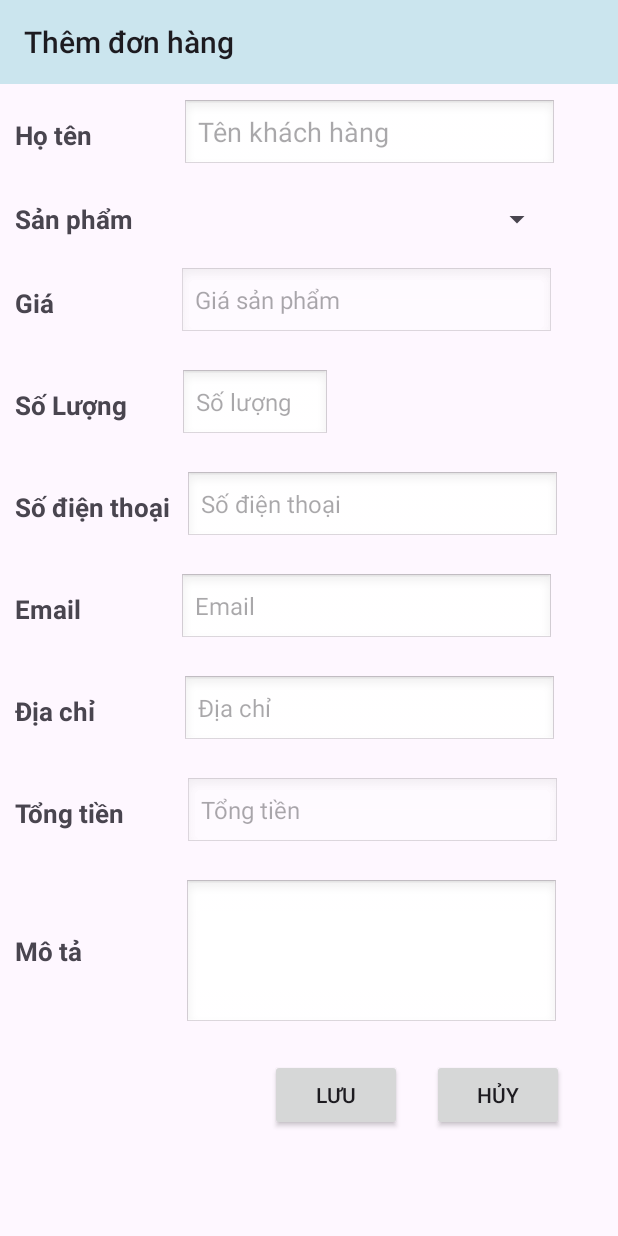
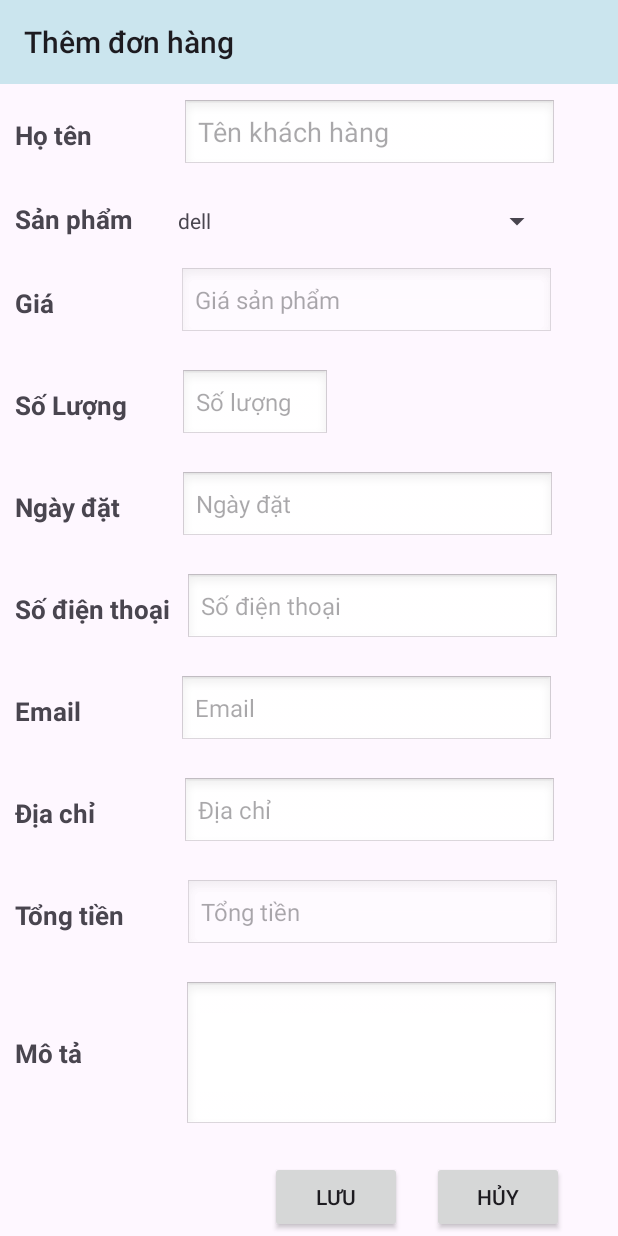
Before and after one commit to dtd14/Project_Android, an Android app: the screen it shows after launch (ThemDonHang), after a tap on an icon or button, on a phone screen of 412 x 824 dp. Run offline under Robolectric (Android 15) with nearby library versions, the phone set to English and light mode, and no system bars.

Commit message:
add class  Tao va lay SQL

```diff
--- a/app/src/main/java/com/example/project_android_ck/ChiTietDonHang.java
+++ b/app/src/main/java/com/example/project_android_ck/ChiTietDonHang.java
@@ -1,4 +1,37 @@
 package com.example.project_android_ck;
 
-public class ChiTietDonHang {
+import android.os.Bundle;
+import android.widget.Button;
+import android.widget.TextView;
+import android.widget.Toolbar;
+
+import androidx.annotation.Nullable;
+import androidx.appcompat.app.AppCompatActivity;
+import androidx.recyclerview.widget.RecyclerView;
+
+public class ChiTietDonHang extends AppCompatActivity {
+    private TextView tv_MaDon,tv_KhachHang,tv_TongTien,tv_NgayDat,tv_DiaChi,tv_MoTa;
+    private RecyclerView rc_ChiTietDonHang;
+    private Button bt_Sua,bt_Xoa;
+    private Toolbar tb_ChiTietDonHang;
+    @Override
+    protected void onCreate(@Nullable Bundle savedInstanceState) {
+        super.onCreate(savedInstanceState);
+        setContentView(R.layout.chitietdonhang_activity);
+        init();
+    }
+
+    private void init(){
+        tv_MaDon = findViewById(R.id.tv_madon);
+        tv_KhachHang = findViewById(R.id.tv_khachhang);
+        tv_TongTien = findViewById(R.id.tv_tongtien);
+        tv_NgayDat = findViewById(R.id.tv_ngaydat);
+        tv_DiaChi = findViewById(R.id.tv_diachi);
+        tv_MoTa = findViewById(R.id.tv_mota);
+        rc_ChiTietDonHang = findViewById(R.id.rc_donhang_chitiet);
+        bt_Sua = findViewById(R.id.bt_update);
+        bt_Xoa = findViewById(R.id.bt_xoa);
+        tb_ChiTietDonHang = findViewById(R.id.tb_chitietdonhang);
+    }
+
 }
--- /dev/null
+++ b/app/src/main/java/com/example/project_android_ck/Data/DAO.java
@@ -0,0 +1,14 @@
+package com.example.project_android_ck.Data;
+
+import android.content.Context;
+import android.database.sqlite.SQLiteDatabase;
+
+public class DAO {
+    private SQLiteDatabase db;
+    private DataBaseHelper data;
+
+    public DAO(Context context) {
+        data = new DataBaseHelper(context);
+        db = data.getWritableDatabase(); // mở database thật
+    }
+}
--- /dev/null
+++ b/app/src/main/java/com/example/project_android_ck/Data/DataBaseHelper.java
@@ -0,0 +1,26 @@
+package com.example.project_android_ck.Data;
+
+import android.content.Context;
+import android.database.sqlite.SQLiteDatabase;
+import android.database.sqlite.SQLiteOpenHelper;
+
+import androidx.annotation.Nullable;
+
+public class DataBaseHelper extends SQLiteOpenHelper {
+    public static final String DB_NAME = "QLBanLapTop.db";
+    public static final int DB_VERSION = 1;
+
+    public DataBaseHelper(@Nullable Context context) {
+        super(context,DB_NAME, null, DB_VERSION);
+    }
+
+    @Override
+    public void onCreate(SQLiteDatabase db) {
+
+    }
+
+    @Override
+    public void onUpgrade(SQLiteDatabase db, int oldVersion, int newVersion) {
+
+    }
+}
--- a/app/src/main/java/com/example/project_android_ck/QuanLyDonHang.java
+++ b/app/src/main/java/com/example/project_android_ck/QuanLyDonHang.java
@@ -5,6 +5,7 @@ import android.content.Intent;
 import android.os.Bundle;
 import android.view.View;
 import android.widget.Button;
+import android.widget.ListView;
 import android.widget.SearchView;
 
 import androidx.appcompat.app.AppCompatActivity;
@@ -22,7 +23,7 @@ import java.util.ArrayList;
 public class QuanLyDonHang extends AppCompatActivity {
     private SearchView searchView;
     private Toolbar toolbar;
-    private RecyclerView recyclerView;
+    private ListView lvQuanLy;
     private Button btadd;
     private ArrayList<DonHang> listDonHang;
     private CustomAdapterQuanLyDonHang adapter;
@@ -30,10 +31,7 @@ public class QuanLyDonHang extends AppCompatActivity {
     protected void onCreate(@Nullable Bundle savedInstanceState) {
         super.onCreate(savedInstanceState);
         setContentView(R.layout.quanlydonhang_activity);
-        //ánh xạ
-        recyclerView = findViewById(R.id.rc_view_qldh);
-        btadd= findViewById(R.id.bt_add);
-        searchView = findViewById(R.id.srv_timkiemdonhang);
+        init();
 
 
 
@@ -44,21 +42,10 @@ public class QuanLyDonHang extends AppCompatActivity {
         listDonHang.add(new DonHang("DH003", "Lê Văn C", "Laptop HP", 18000000, 1, "0912345678", "levanc@example.com", "Đà Nẵng", 18000000, "Giao hàng tiết kiệm", "03/10/2025"));
         listDonHang.add(new DonHang("DH004", "Phạm Thị D", "Laptop Lenovo", 22000000, 2, "0933456789", "phamthid@example.com", "Hải Phòng", 44000000, "Thanh toán khi nhận hàng", "04/10/2025"));
         listDonHang.add(new DonHang("DH005", "Ngô Văn E", "MacBook Pro", 35000000, 1, "0908765432", "ngovane@example.com", "Cần Thơ", 35000000, "Giao hàng nhanh", "05/10/2025"));
-        listDonHang.add(new DonHang("DH006", "Hoàng Thị F", "Laptop Acer", 15000000, 3, "0922334455", "hoangthif@example.com", "Nha Trang", 45000000, "Thanh toán online", "06/10/2025"));
-        listDonHang.add(new DonHang("DH007", "Đỗ Văn G", "Laptop MSI", 25000000, 1, "0944556677", "dovang@example.com", "Bình Dương", 25000000, "Giao hàng tiết kiệm", "07/10/2025"));
-        listDonHang.add(new DonHang("DH008", "Vũ Thị H", "Laptop Dell XPS", 30000000, 2, "0966778899", "vuthih@example.com", "Vũng Tàu", 60000000, "Thanh toán khi nhận hàng", "08/10/2025"));
-        listDonHang.add(new DonHang("DH009", "Bùi Văn I", "Laptop Asus ROG", 28000000, 1, "0977889900", "buivani@example.com", "Quảng Ninh", 28000000, "Giao hàng nhanh", "09/10/2025"));
-        listDonHang.add(new DonHang("DH010", "Trương Thị K", "MacBook Air", 27000000, 1, "0988990011", "truongthik@example.com", "Hà Nội", 27000000, "Thanh toán online", "10/10/2025"));
-        listDonHang.add(new DonHang("DH011", "Lý Văn L", "Laptop Lenovo ThinkPad", 23000000, 2, "0999001122", "lyvanl@example.com", "TP.HCM", 46000000, "Giao hàng tiết kiệm", "11/10/2025"));
-        listDonHang.add(new DonHang("DH012", "Nguyễn Thị M", "Laptop HP Spectre", 32000000, 1, "0901122334", "nguyenthim@example.com", "Đà Lạt", 32000000, "Thanh toán online", "12/10/2025"));
+
         // 2. Khởi tạo adapter
-        adapter = new CustomAdapterQuanLyDonHang(this,listDonHang);
-
-        // 3. Gắn layout manager + adapter vào RecyclerView
-        recyclerView.setLayoutManager(new LinearLayoutManager(this));
-        recyclerView.setAdapter(adapter);
-
-
+        adapter = new CustomAdapterQuanLyDonHang(this,R.layout.item_quanlydonhang,listDonHang);
+        lvQuanLy.setAdapter(adapter);
         //btadd -> layout Thêm đơn hàng
         btadd.setOnClickListener(new View.OnClickListener() {
             @Override
@@ -68,5 +55,30 @@ public class QuanLyDonHang extends AppCompatActivity {
                 startActivity(i);
             }
         });
+        searchView.setOnQueryTextListener(new SearchView.OnQueryTextListener() {
+            @Override
+            public boolean onQueryTextChange(String newText) {
+                return false;
+            }
+
+            @Override
+            public boolean onQueryTextSubmit(String query) {
+                return false;
+            }
+        });
+    }
+    //ánh xạ
+    private void init(){
+        lvQuanLy = findViewById(R.id.lv_view_qldh);
+        btadd= findViewById(R.id.bt_add);
+        searchView = findViewById(R.id.srv_timkiemdonhang);
+    }
+    private long themDonHang(){
+        return 0;
+    }
+
+    //lấy thông tin từ listview
+    private void getListView(){
+
     }
 }
--- a/app/src/main/java/com/example/project_android_ck/ThemDonHang.java
+++ b/app/src/main/java/com/example/project_android_ck/ThemDonHang.java
@@ -2,14 +2,82 @@ package com.example.project_android_ck;
 
 import android.app.Activity;
 import android.os.Bundle;
+import android.view.View;
+import android.widget.AutoCompleteTextView;
+import android.widget.Button;
+import android.widget.EditText;
+import android.widget.Spinner;
 
 import androidx.annotation.Nullable;
 
+import com.example.project_android_ck.themdonhang.SpinnerAdapThemDH;
+
+import java.util.ArrayList;
+
 public class ThemDonHang extends Activity {
+    private AutoCompleteTextView auto_Ten;
+    private Spinner Spin_SP;
+    private EditText edt_Gia,edt_SoLuong,edt_SoDienThoai,edt_Email,edt_DiaChi,edt_TongTien,edt_MoTa,edt_NgayDat;
+    private Button bt_Luu,bt_Huy;
+    private ArrayList<String> danhsachlaptop = new ArrayList<>();
     @Override
     protected void onCreate(@Nullable Bundle savedInstanceState) {
         super.onCreate(savedInstanceState);
         setContentView(R.layout.themdonhang_activity);
+        init();
+        SpinnerAdapThemDH adapThemDH = new SpinnerAdapThemDH(this);
+        Spin_SP.setAdapter(adapThemDH);
+        // Thêm khách hàng
+        //Hủy không thêm thông tin nữa
+        bt_Huy.setOnClickListener(new View.OnClickListener() {
+            @Override
+            public void onClick(View v) {
+
+            }
+        });
+        bt_Luu.setOnClickListener(new View.OnClickListener() {
+            @Override
+            public void onClick(View v) {
+
+            }
+        });
+    }
+
+    private void setThongTin(){
+        String hoten;
+        String sanpham;
+        String gia;
+        int soluong;
+        String ngaydat;
+        String sodienthoai;
+        String email;
+        String diachi;
+        Double tongtien;
+        String mota;
+        hoten = auto_Ten.getText().toString();
+        gia = edt_Gia.getText().toString();
+        soluong = Integer.parseInt(edt_SoLuong.getText().toString());
+        ngaydat = edt_NgayDat.getText().toString();
+        sodienthoai = edt_SoDienThoai.getText().toString();
+        email = edt_Email.getText().toString();
+        diachi = edt_DiaChi.getText().toString();
+        tongtien = Double.parseDouble(edt_TongTien.getText().toString());
+        mota = edt_MoTa.getText().toString();
 
     }
+    private void init(){
+        auto_Ten= findViewById(R.id.auto_ten);
+        Spin_SP = findViewById(R.id.sp_SanPham);
+        edt_DiaChi = findViewById(R.id.edt_diachi);
+        edt_Gia = findViewById(R.id.edt_gia);
+        edt_SoLuong = findViewById(R.id.edt_soluong);
+        edt_SoDienThoai = findViewById(R.id.edt_sodienthoai);
+        edt_Email = findViewById(R.id.edt_email);
+        edt_TongTien = findViewById(R.id.edt_tongtien);
+        edt_MoTa = findViewById(R.id.edt_mota);
+        edt_NgayDat=findViewById(R.id.edt_ngaydat);
+        bt_Luu = findViewById(R.id.bt_luu);
+        bt_Huy = findViewById(R.id.bt_huy);
+        Spin_SP = findViewById(R.id.sp_SanPham);
+    }
 }
--- a/app/src/main/java/com/example/project_android_ck/quanlydonhang/CustomAdapterQuanLyDonHang.java
+++ b/app/src/main/java/com/example/project_android_ck/quanlydonhang/CustomAdapterQuanLyDonHang.java
@@ -4,76 +4,41 @@ import android.content.Context;
 import android.view.LayoutInflater;
 import android.view.View;
 import android.view.ViewGroup;
+import android.widget.ArrayAdapter;
 import android.widget.TextView;
 import android.util.Log;
 import androidx.annotation.NonNull;
+import androidx.annotation.Nullable;
 import androidx.recyclerview.widget.RecyclerView;
 
 import com.example.project_android_ck.R;
 
 import java.util.ArrayList;
 
-public class CustomAdapterQuanLyDonHang extends RecyclerView.Adapter<CustomAdapterQuanLyDonHang.DonHangViewHolder> {
+//Mục đích của lớp CustomAdapterQuanLyDonHang
+//
+//Đây là adapter tùy chỉnh (Custom Adapter) dùng để:
+//
+//Nối danh sách dữ liệu (ArrayList<DonHang>) với giao diện RecyclerView.
+//
+//Mỗi item trong danh sách sẽ hiển thị thông tin một đơn hàng: mã, tên khách hàng, laptop, số lượng, giá, ngày lập, v.v.
+public class CustomAdapterQuanLyDonHang extends ArrayAdapter<DonHang> {
     private Context context;
     private ArrayList<DonHang> arrQuanLyDonHang;
 
     //tạo phương thức khởi tạo
-    public CustomAdapterQuanLyDonHang(Context context, ArrayList<DonHang> arrQuanLyDonHang) {
+
+    public CustomAdapterQuanLyDonHang(@NonNull Context context, int resource, ArrayList<DonHang> arrQuanLyDonHang) {
+        super(context, resource,arrQuanLyDonHang);
         this.context = context;
         this.arrQuanLyDonHang = arrQuanLyDonHang;
     }
 
-
-    /*
-        Khi RecyclerView cần tạo một item mới → hàm này sẽ được gọi.
-
-        LayoutInflater.from(context).inflate(...) biến file item_quanlydonhang.xml thành một View.
-
-        Sau đó trả về một DonHangViewHolder để quản lý view đó.
-    */
     @NonNull
     @Override
-    public DonHangViewHolder onCreateViewHolder(@NonNull ViewGroup parent, int viewType) {
-        View view = LayoutInflater.from(context).inflate(R.layout.item_quanlydonhang,parent,false);
-        return new DonHangViewHolder(view);
-    }
-
-    //gắn kết icon với dữ liệu
-    @Override
-    public void onBindViewHolder(@NonNull DonHangViewHolder holder, int position) {
-        DonHang donHang = arrQuanLyDonHang.get(position);
-
-        holder.tvMaDH.setText(donHang.getMaDH());
-        holder.tvTenKH.setText(donHang.getHoTen());
-        holder.tvLapTop.setText(donHang.getSanPham());
-        holder.tvGia.setText(String.valueOf(donHang.getGia()));
-        holder.tvSoluong.setText(String.valueOf(donHang.getSoLuong()));
-        holder.tvSDT.setText(donHang.getSoDienThoai());
-        holder.tvEmail.setText(donHang.getEmail());
-        holder.tvDiachi.setText(donHang.getDiaChi());
-        holder.tvTongtien.setText(String.valueOf(donHang.getTongTien()));
-        holder.tvMota.setText(donHang.getMoTa());
-        holder.tvNgaylap.setText(donHang.getNgayLap());
-    }
-    //trả về trong cái RecyclerView có bao nhiêu Item
-    @Override
-    public int getItemCount() {
-        return arrQuanLyDonHang.size();
-    }
-
-
-    //Định nghĩa ViewHolder
-    /*
-        DonHangViewHolder là lớp giữ tham chiếu tới các TextView trong 1 item.
-
-        Mục đích: tránh gọi findViewById() nhiều lần (gây chậm).
-
-        Khi tạo ViewHolder, nó sẽ ánh xạ các TextView trong item_quanlydonhang.xml vào biến Java.
-    */
-    public class DonHangViewHolder extends RecyclerView.ViewHolder{
-        private TextView tvMaDH,tvTenKH,tvLapTop,tvSoluong,tvGia,tvNgaylap,tvSDT,tvEmail,tvDiachi,tvMota,tvTongtien;
-        public DonHangViewHolder(@NonNull View itemView) {
-            super(itemView);
+    public View getView(int position, @Nullable View convertView, @NonNull ViewGroup parent) {
+        TextView tvMaDH,tvTenKH,tvLapTop,tvSoluong,tvGia,tvNgaylap,tvSDT,tvEmail,tvDiachi,tvMota,tvTongtien;
+        View itemView = LayoutInflater.from(context).inflate(R.layout.item_quanlydonhang,parent,false);
         tvMaDH = itemView.findViewById(R.id.tv_MaDH);
         tvTenKH = itemView.findViewById(R.id.tv_TenKH);
         tvLapTop = itemView.findViewById(R.id.tv_Laptop);
@@ -85,6 +50,19 @@ public class CustomAdapterQuanLyDonHang extends RecyclerView.Adapter<CustomAdapt
         tvDiachi= itemView.findViewById(R.id.tv_Diachi);
         tvMota =itemView.findViewById(R.id.tv_Mota);
         tvTongtien= itemView.findViewById(R.id.tv_Tongtien);
+
+        DonHang dh = arrQuanLyDonHang.get(position);
+        tvMaDH.setText(dh.getMaDH());
+        tvTenKH.setText(dh.getHoTen());
+        tvLapTop.setText(dh.getSanPham());
+        tvSoluong.setText(String.valueOf(dh.getSoLuong()));
+        tvGia.setText(String.valueOf(dh.getGia()));
+        tvNgaylap.setText(dh.getNgayLap());
+        tvSDT.setText(dh.getSoDienThoai());
+        tvEmail.setText(dh.getEmail());
+        tvDiachi.setText(dh.getDiaChi());
+        tvMota.setText(dh.getMoTa());
+        tvTongtien.setText(String.valueOf(dh.getTongTien()));
+        return itemView;
     }
 }
-}
--- /dev/null
+++ b/app/src/main/java/com/example/project_android_ck/themdonhang/SpinnerAdapThemDH.java
@@ -0,0 +1,62 @@
+package com.example.project_android_ck.themdonhang;
+
+import android.annotation.SuppressLint;
+import android.content.Context;
+import android.view.LayoutInflater;
+import android.view.View;
+import android.view.ViewGroup;
+import android.widget.BaseAdapter;
+import android.widget.TextView;
+
+import com.example.project_android_ck.R;
+
+import java.util.ArrayList;
+
+public class SpinnerAdapThemDH extends BaseAdapter {
+    private ArrayList<String> danhsachlaptop = new ArrayList<>();
+    //Context trong Android có thể hiểu là “ngữ cảnh” hay “môi trường đang chạy của ứng dụng”.
+    //Nó giúp bạn truy cập đến các tài nguyên (resource), layout, thông tin ứng dụng, và các dịch vụ hệ thống.
+    //Ví dụ, nhờ context bạn có thể:
+    //Lấy layout (LayoutInflater.from(context)),
+    //Lấy chuỗi từ res/values/strings.xml,
+    //Mở Activity khác bằng Intent(context, ...),
+    //Hiển thị Toast.makeText(context, "Xin chào", Toast.LENGTH_SHORT).show().
+    //Nếu không có context, các lệnh này không biết đang chạy trong màn hình nào, ứng dụng nào → sẽ bị lỗi.
+    private Context context;
+
+    public SpinnerAdapThemDH( Context context) {
+        this.context = context;
+        danhsachlaptop.add("dell");
+        danhsachlaptop.add("asus");
+        danhsachlaptop.add("hp");
+        danhsachlaptop.add("earr");
+
+    }
+
+    @Override
+    public int getCount() {
+        return danhsachlaptop.size();
+    }
+
+    @Override
+    public Object getItem(int position) {
+        return danhsachlaptop.get(position);
+    }
+
+    @Override
+    public long getItemId(int position) {
+        return position;
+    }
+
+    //tạo ra giao diện hiển thị của từng item trong Spinner.
+    @Override
+    public View getView(int position, View convertView, ViewGroup parent) {
+        //tạo 1 cái item(view) trong spinner
+        View item = LayoutInflater.from(context).inflate(R.layout.item_spinner_sanpham,parent,false);
+        //Tìm đến cái text view có id kia rồi gán giá trị vào
+        TextView t = item.findViewById(R.id.tvspinsanpham);
+        //đặt nội dung hiển thị cho TextView của từng item trong Spinner dựa trên dữ liệu ở vị trí position
+        t.setText(getItem(position).toString());
+        return item;
+    }
+}
--- a/app/src/main/res/layout/chitietdonhang_activity.xml
+++ b/app/src/main/res/layout/chitietdonhang_activity.xml
@@ -74,7 +74,7 @@
             android:padding="10dp"/>
 
         <androidx.recyclerview.widget.RecyclerView
-            android:id="@+id/rc_sanpham_chitiet"
+            android:id="@+id/rc_donhang_chitiet"
             android:layout_width="match_parent"
             android:layout_height="200dp"
             android:layout_margin="10dp"
--- /dev/null
+++ b/app/src/main/res/layout/item_spinner_sanpham.xml
@@ -0,0 +1,7 @@
+<?xml version="1.0" encoding="utf-8"?>
+<TextView xmlns:android="http://schemas.android.com/apk/res/android"
+    android:layout_width="wrap_content"
+    android:layout_height="wrap_content"
+    android:id="@+id/tvspinsanpham"
+    android:text="Delll">
+</TextView>
--- a/app/src/main/res/layout/quanlydonhang_activity.xml
+++ b/app/src/main/res/layout/quanlydonhang_activity.xml
@@ -18,18 +18,22 @@
         android:layout_marginLeft="10dp"
         android:layout_marginRight="10dp"
         android:layout_marginTop="10dp"
+        android:queryHint="Tìm kiếm đơn hàng"
+        android:iconifiedByDefault="false"
         android:background="#EEEEEE"
         >
     </SearchView>
-    <androidx.recyclerview.widget.RecyclerView
-        android:id="@+id/rc_view_qldh"
+    <ListView
+        android:id="@+id/lv_view_qldh"
         android:layout_width="match_parent"
         android:layout_height="400dp"
         android:layout_marginLeft="10dp"
         android:layout_marginTop="20dp"
         android:layout_marginRight="10dp"
         android:layout_below="@id/srv_timkiemdonhang"
-        android:background="#EEEEEE"/>
+        android:background="#EEEEEE"
+        />
+
 
     <Button
         android:id="@+id/bt_add"
--- a/app/src/main/res/layout/themdonhang_activity.xml
+++ b/app/src/main/res/layout/themdonhang_activity.xml
@@ -31,6 +31,7 @@
                 android:textStyle="bold"
                 android:textSize="17dp" />
             <AutoCompleteTextView
+                android:id="@+id/auto_ten"
                 android:layout_width="250dp"
                 android:layout_height="wrap_content"
                 android:layout_marginLeft="60dp"
@@ -117,6 +118,31 @@
                 android:hint="Số lượng"
                 android:background="@android:drawable/edit_text"
                 android:layout_marginLeft="35dp"/>
+        </LinearLayout>
+<!--        Ngày đặt-->
+        <LinearLayout
+            android:layout_width="match_parent"
+            android:layout_height="wrap_content"
+            android:orientation="horizontal"
+            android:layout_marginTop="20dp"
+            >
+            <TextView
+                android:layout_width="wrap_content"
+                android:layout_height="wrap_content"
+                android:text="Ngày đặt"
+                android:layout_gravity="center"
+                android:layout_marginLeft="10dp"
+                android:textSize="17sp"
+                android:textStyle="bold" />
+
+            <EditText
+                android:id="@+id/edt_ngaydat"
+                android:layout_width="250dp"
+                android:layout_height="wrap_content"
+                android:textSize="16sp"
+                android:hint="Ngày đặt"
+                android:background="@android:drawable/edit_text"
+                android:layout_marginLeft="40dp"/>
         </LinearLayout>
 
         <!-- Số điện thoại -->
```
Lines whose indentation alone changed are shown as unchanged.
